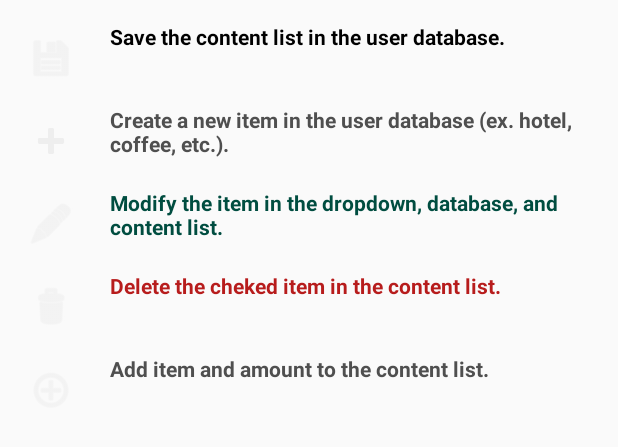
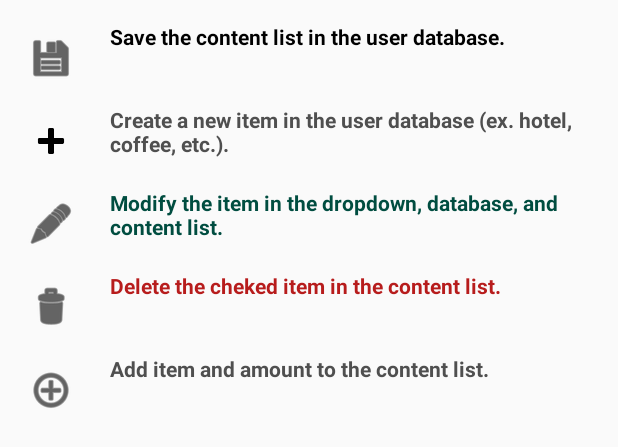
Before and after one commit to Auwia/PersoMy, an Android app: the layout dialog_legenda.xml on its own in the app's theme, with its tools: preview values and no code run, on a phone screen of 412 x 824 dp. Shown: the top 447 px of the screen. Run offline under Robolectric (Android 15) with nearby library versions, the phone set to English and light mode, and no system bars.

Commit message:
300142 (3.1.42)

```diff
--- a/src/main/res/layout/dialog_legenda.xml
+++ b/src/main/res/layout/dialog_legenda.xml
@@ -27,7 +27,7 @@
             android:minHeight="48dp"
             android:padding="8dp"
             android:src="@android:drawable/ic_menu_save"
-            app:tint="@color/white" />
+            app:tint="@color/black" />
 
         <TextView
             android:id="@+id/menu_salva_descrizione"
@@ -59,7 +59,7 @@
             android:minWidth="48dp"
             android:minHeight="48dp"
             android:padding="8dp"
-            app:tint="@color/white"
+            app:tint="@color/black"
             android:src="@android:drawable/ic_input_add" />
 
         <TextView
@@ -90,7 +90,7 @@
             android:layout_marginStart="10dp"
             android:background="@android:color/transparent"
             android:backgroundTint="@color/teal_dark"
-            app:tint="@color/white"
+            app:tint="@color/black"
             android:contentDescription="@string/menu_modifica"
             android:minWidth="48dp"
             android:minHeight="48dp"
@@ -130,7 +130,7 @@
             android:minHeight="48dp"
             android:padding="8dp"
             android:src="@android:drawable/ic_menu_delete"
-            app:tint="@color/white" />
+            app:tint="@color/black"/>
 
         <TextView
             android:id="@+id/deleteSpesa_descrizione"
@@ -161,7 +161,7 @@
             android:background="@android:color/transparent"
             android:contentDescription="@string/addSpesa"
             android:backgroundTint="@color/teal_dark"
-            app:tint="@color/white"
+            app:tint="@color/black"
             android:minWidth="48dp"
             android:minHeight="48dp"
             android:padding="8dp"
```
